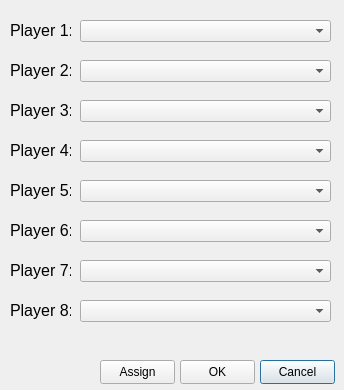
First picture: the form in Windows/playerAssignWindow.ui, repository 6Bolt/Hook-Of-The-Reaper, before the edit.
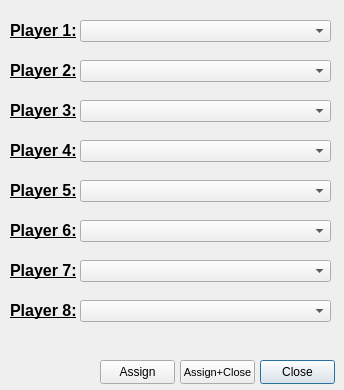
Second picture: the form after the edit.

The edit to the form file:
```diff
--- a/Windows/playerAssignWindow.ui
+++ b/Windows/playerAssignWindow.ui
@@ -23,13 +23,15 @@
     <rect>
      <x>10</x>
      <y>10</y>
-     <width>61</width>
+     <width>71</width>
      <height>41</height>
     </rect>
    </property>
    <property name="font">
     <font>
      <pointsize>12</pointsize>
+     <bold>true</bold>
+     <underline>true</underline>
     </font>
    </property>
    <property name="text">
@@ -41,13 +43,15 @@
     <rect>
      <x>10</x>
      <y>50</y>
-     <width>61</width>
+     <width>71</width>
      <height>41</height>
     </rect>
    </property>
    <property name="font">
     <font>
      <pointsize>12</pointsize>
+     <bold>true</bold>
+     <underline>true</underline>
     </font>
    </property>
    <property name="text">
@@ -59,13 +63,15 @@
     <rect>
      <x>10</x>
      <y>90</y>
-     <width>61</width>
+     <width>71</width>
      <height>41</height>
     </rect>
    </property>
    <property name="font">
     <font>
      <pointsize>12</pointsize>
+     <bold>true</bold>
+     <underline>true</underline>
     </font>
    </property>
    <property name="text">
@@ -77,13 +83,15 @@
     <rect>
      <x>10</x>
      <y>130</y>
-     <width>61</width>
+     <width>71</width>
      <height>41</height>
     </rect>
    </property>
    <property name="font">
     <font>
      <pointsize>12</pointsize>
+     <bold>true</bold>
+     <underline>true</underline>
     </font>
    </property>
    <property name="text">
@@ -101,11 +109,11 @@
    </property>
    <property name="font">
     <font>
-     <pointsize>9</pointsize>
+     <pointsize>8</pointsize>
     </font>
    </property>
    <property name="text">
-    <string>OK</string>
+    <string>Assign+Close</string>
    </property>
    <property name="autoDefault">
     <bool>false</bool>
@@ -147,7 +155,7 @@
     </font>
    </property>
    <property name="text">
-    <string>Cancel</string>
+    <string>Close</string>
    </property>
    <property name="default">
     <bool>true</bool>
@@ -208,13 +216,15 @@
     <rect>
      <x>10</x>
      <y>170</y>
-     <width>61</width>
+     <width>71</width>
      <height>41</height>
     </rect>
    </property>
    <property name="font">
     <font>
      <pointsize>12</pointsize>
+     <bold>true</bold>
+     <underline>true</underline>
     </font>
    </property>
    <property name="text">
@@ -256,13 +266,15 @@
     <rect>
      <x>10</x>
      <y>250</y>
-     <width>61</width>
+     <width>71</width>
      <height>41</height>
     </rect>
    </property>
    <property name="font">
     <font>
      <pointsize>12</pointsize>
+     <bold>true</bold>
+     <underline>true</underline>
     </font>
    </property>
    <property name="text">
@@ -274,13 +286,15 @@
     <rect>
      <x>10</x>
      <y>210</y>
-     <width>61</width>
+     <width>71</width>
      <height>41</height>
     </rect>
    </property>
    <property name="font">
     <font>
      <pointsize>12</pointsize>
+     <bold>true</bold>
+     <underline>true</underline>
     </font>
    </property>
    <property name="text">
@@ -292,13 +306,15 @@
     <rect>
      <x>10</x>
      <y>290</y>
-     <width>61</width>
+     <width>71</width>
      <height>41</height>
     </rect>
    </property>
    <property name="font">
     <font>
      <pointsize>12</pointsize>
+     <bold>true</bold>
+     <underline>true</underline>
     </font>
    </property>
    <property name="text">
```
